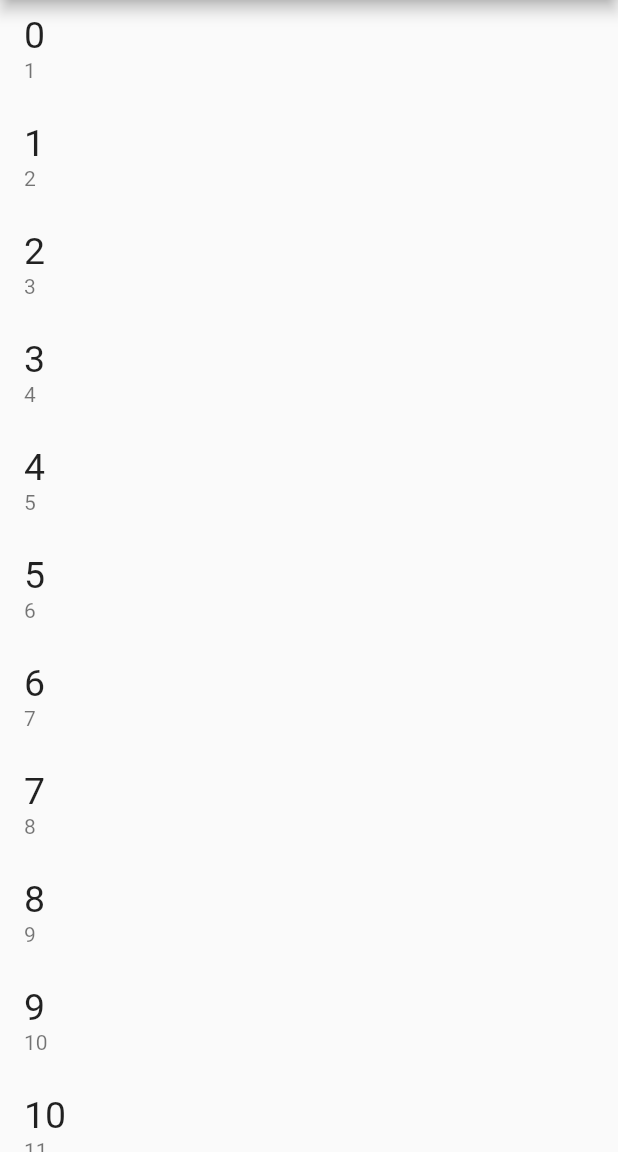
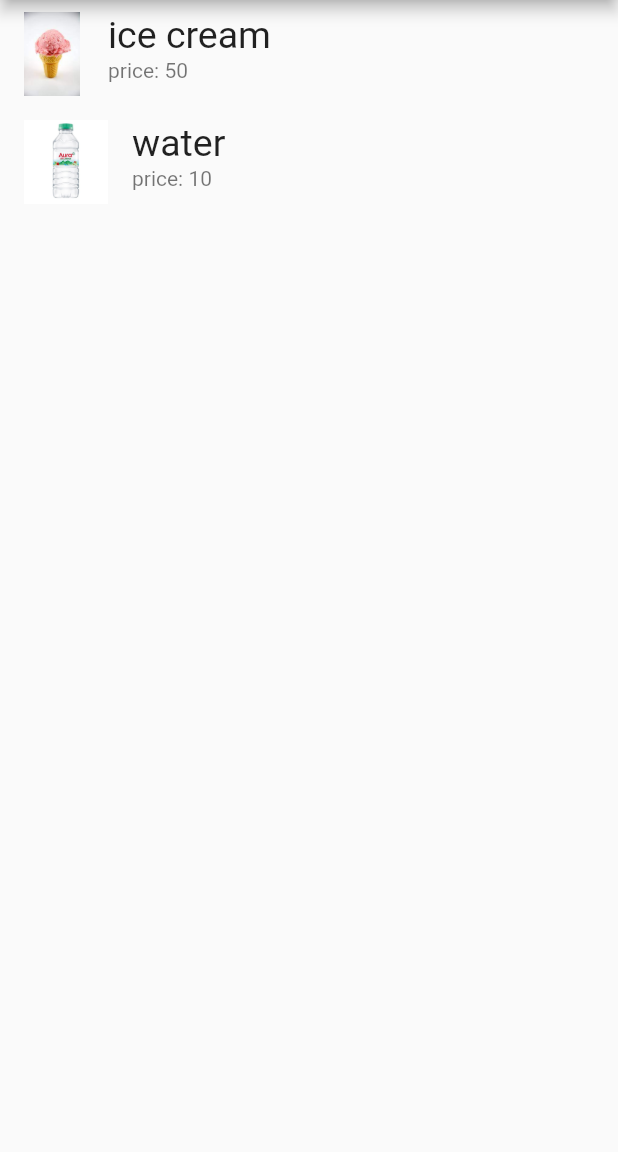
Before and after one commit to porajap/MCSS-Software, a Flutter app: the screen it shows after launch, on a phone screen of 412 x 824 dp, the part 84-1236 px from its top. Run offline on Flutter 3.47's test engine with Material 2 defaults, Android fonts, the phone set to English and light mode, and no system bars.

Commit message:
FoodMenu

```diff
--- /dev/null
+++ b/moblie_app/lib/FoodMenu.dart
@@ -0,0 +1,7 @@
+class FoodMenu {
+  String name;
+  String price;
+  String img;
+
+  FoodMenu(this.name, this.price,this.img);
+}
--- a/moblie_app/lib/main.dart
+++ b/moblie_app/lib/main.dart
@@ -1,4 +1,5 @@
 import 'package:flutter/material.dart';
+import 'FoodMenu.dart';
 
 void main() {
   // print("Hello world");
@@ -26,7 +27,10 @@
 }
 
 class _MyHomePageState extends State<MyHomePage> {
-  int number = 0;
+  List<FoodMenu> menu = [
+    FoodMenu("ice cream", "50", "assets/images/ice cream.jpg"),
+    FoodMenu("water", "10", "assets/images/water.jpg")
+  ];
 
   @override
   Widget build(BuildContext context) {
@@ -34,34 +38,21 @@
         appBar: AppBar(
           title: Text("Modern-CSS v.1"),
         ),
-      body: Center(
-        child: ListView(children: getData(20)
-            // Text("กดปุ่มเพื่อเพิ่มจำนวน"),
-            // Image(
-            //     image: NetworkImage(
-            //         "https://i.natgeofe.com/n/46b07b5e-1264-42e1-ae4b-8a021226e2d0/domestic-cat_thumb_square.jpg")),
-            ),
-      ),
-    );
-  }
-
-  List<Widget> getData(int count) {
-    List<Widget> data = [];
-    for (int i = 0; i < count; i++) {
-      var num = ListTile(
+        body: ListView.builder(
+            itemCount: menu.length,
+            itemBuilder: (BuildContext context, int index) {
+              FoodMenu foods = menu[index];
+              return ListTile(
+                leading: Image.asset(foods.img),
                 title: Text(
-            "$i",
+                  foods.name,
                   style: TextStyle(fontSize: 25),
                 ),
-          subtitle: Text("${i + 1}"));
-      data.add(num);
-    }
-    return data;
-  }
-
-  void addNumber() {
-    setState(() {
-      number++;
-    });
+                subtitle: Text("price: " + foods.price),
+                onTap: () {
+                  print("Menu is " + foods.name);
+                },
+              );
+            }),);
   }
 }
--- a/moblie_app/pubspec.yaml
+++ b/moblie_app/pubspec.yaml
@@ -67,6 +67,8 @@ flutter:
   # assets:
   #   - images/a_dot_burr.jpeg
   #   - images/a_dot_ham.jpeg
+  assets:
+    - assets/images/
 
   # An image asset can refer to one or more resolution-specific "variants", see
   # https://flutter.dev/assets-and-images/#resolution-aware.
```
Also changed, not shown: moblie_app/assets/images/ice cream.jpg (added), moblie_app/assets/images/water.jpg (added). Lines whose indentation alone changed are shown as unchanged.
